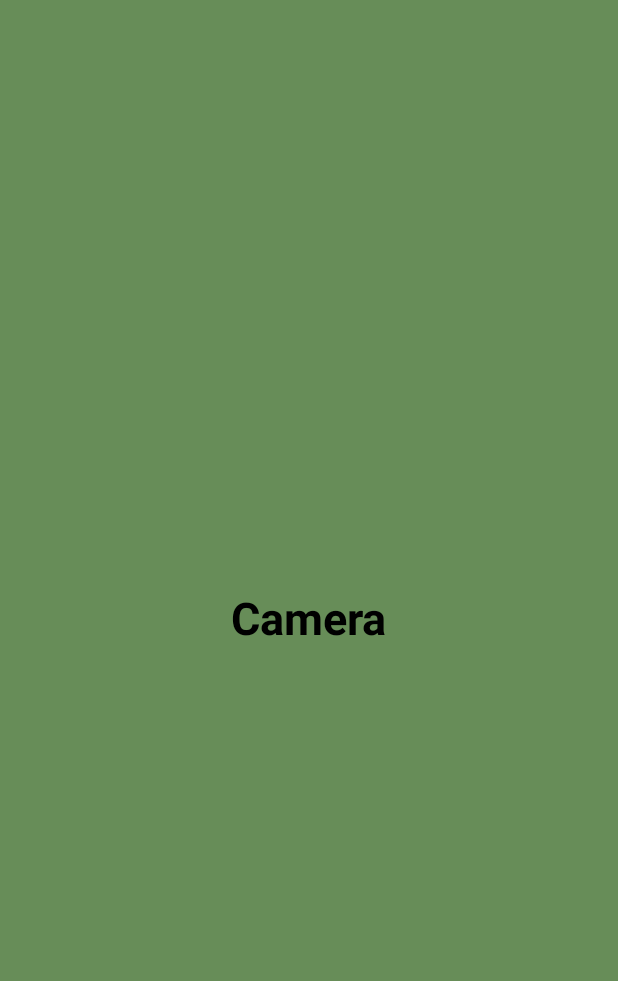
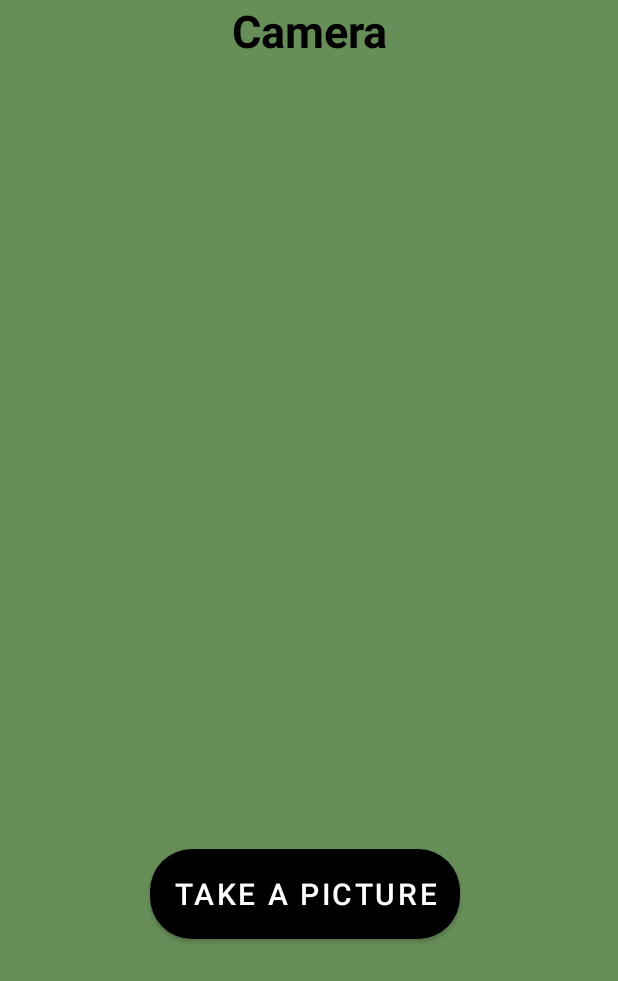
Before and after one commit to gekkkota/NutriForage, an Android app: the layout fragment_camera.xml on its own in the app's theme, with its tools: preview values and no code run, on a phone screen of 412 x 824 dp. Shown: the top 981 px of the screen. Run offline under Robolectric (Android 15) with nearby library versions, the phone set to English and light mode, and no system bars; Roboto replaces fonts that are not available here.

Commit message:
Camera
Edited:
CameraFragment.java
fragment_camera.xml
strings.xml
AndroidManifest.xml

```diff
--- a/app/src/main/AndroidManifest.xml
+++ b/app/src/main/AndroidManifest.xml
@@ -3,6 +3,7 @@
     xmlns:tools="http://schemas.android.com/tools">
 
     <uses-permission android:name="android.permission.INTERNET" />
+    <uses-permission android:name="android.permission.READ_EXTERNAL_STORAGE"/>
 
     <application
         android:allowBackup="true"
@@ -17,6 +18,9 @@
 
         <activity android:name=".MainActivity"
             android:exported="true" />
+
+        <activity android:name=".CameraFragment"
+            android:exported="true"/>
 
         <activity
             android:name=".SplashScreen"
--- a/app/src/main/res/layout/fragment_camera.xml
+++ b/app/src/main/res/layout/fragment_camera.xml
@@ -1,5 +1,7 @@
 <?xml version="1.0" encoding="utf-8"?>
-<FrameLayout xmlns:android="http://schemas.android.com/apk/res/android"
+<RelativeLayout
+    xmlns:android="http://schemas.android.com/apk/res/android"
+    xmlns:app="http://schemas.android.com/apk/res-auto"
     xmlns:tools="http://schemas.android.com/tools"
     android:layout_width="match_parent"
     android:layout_height="match_parent"
@@ -7,12 +9,41 @@
     tools:context=".CameraFragment">
 
     <TextView
+        android:id="@+id/text"
+        android:layout_width="match_parent"
+        android:layout_height="wrap_content"
+        android:backgroundTint="@color/light_white"
+        android:text="@string/camera_text"
+        android:textAlignment="center"
+        android:textColor="@color/black"
+        android:textSize="30sp"
+        android:textStyle="bold" />
+
+
+    <Button
+        android:id="@+id/btncamera_id"
         android:layout_width="wrap_content"
-        android:layout_height="wrap_content"
-        android:layout_gravity="center"
-        android:text="@string/camera_text"
-        android:textSize="30sp"
-        android:textColor="@color/black"
-        android:textStyle="bold"/>
+        android:layout_height="60dp"
+        android:layout_alignBottom="@+id/imageview1"
+        android:layout_marginStart="100dp"
+        android:layout_marginTop="15dp"
+        android:layout_marginEnd="100dp"
+        android:layout_marginBottom="-34dp"
+        android:background="@drawable/button_round"
+        android:text="@string/btn_capture"
+        android:textSize="20dp"
+        app:backgroundTint="@null" />
 
-</FrameLayout>
+    <ImageView
+        android:id="@+id/imageview1"
+        android:layout_width="match_parent"
+        android:layout_height="542dp"
+        android:layout_alignParentTop="true"
+        android:layout_marginTop="50dp"
+        android:layout_marginBottom="-50dp"
+        android:contentDescription="@string/img_content_desc" />
+
+
+
+
+</RelativeLayout>
--- a/app/src/main/res/values/strings.xml
+++ b/app/src/main/res/values/strings.xml
@@ -9,6 +9,8 @@
     <string name="profile_text">Profile</string>
     <!-- TODO: Remove or change this placeholder text -->
     <string name="hello_blank_fragment">Hello blank fragment</string>
+    <string name="img_content_desc">Image Content</string>
+    <string name="btn_capture">Take a Picture</string>
 
     <!-- Recipes!!! -->
 
```
Also changed, not shown: app/src/main/java/com/example/nutriforagepractice/CameraFragment.java (+45 -46 lines).
